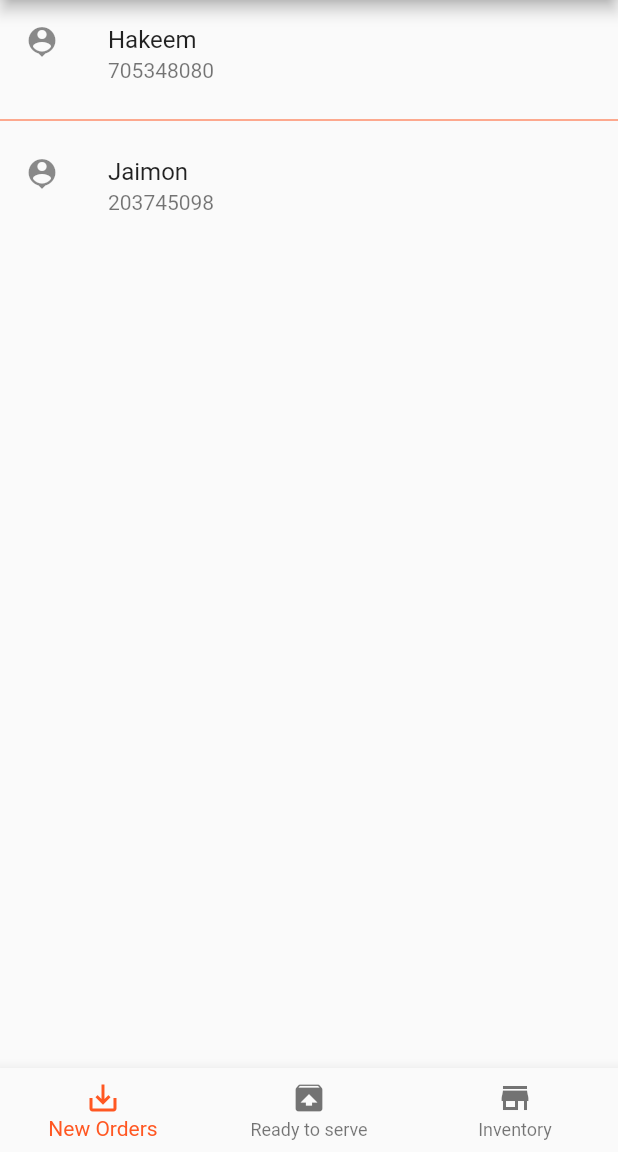
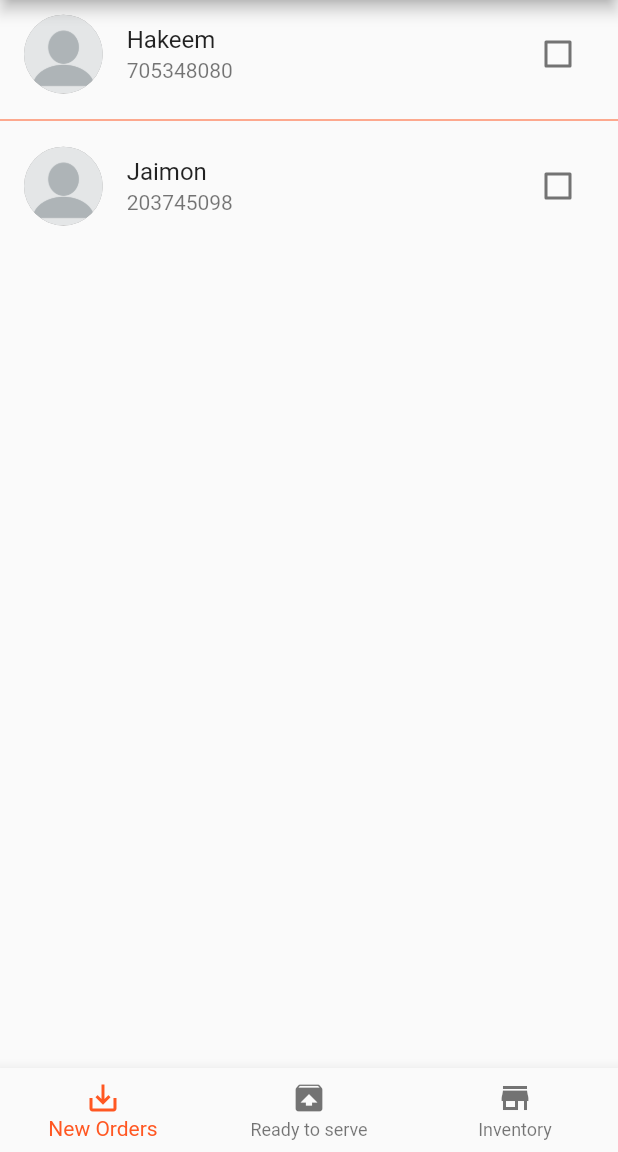
Before and after one commit to MAHakeem-MK/shop_q, a Flutter app: the ShopOwnerHome screen opened directly, on a phone screen of 412 x 824 dp, the part 84-1236 px from its top. Run offline on Flutter 3.47's test engine with Material 2 defaults, Android fonts, the light colour scheme and no system bars; our stand-ins replace getflutter, google_fonts.

Commit message:
orders tracking.

```diff
--- a/lib/models/Customer.dart
+++ b/lib/models/Customer.dart
@@ -1,6 +1,8 @@
 class Customer {
   String name;
   String phone;
+  bool isReady;
+  bool isDone;
 
-  Customer({this.name, this.phone});
+  Customer({this.name, this.phone,this.isReady = false,this.isDone = false});
 }
--- a/lib/pages/ShopOwnerHome.dart
+++ b/lib/pages/ShopOwnerHome.dart
@@ -1,5 +1,7 @@
 import 'package:flutter/material.dart';
-import 'package:shopq/repositories/customers.dart';
+import 'package:getflutter/components/avatar/gf_avatar.dart';
+import 'package:getflutter/getflutter.dart';
+import 'package:shopq/repositories/orders.dart';
 
 class ShopOwnerHome extends StatefulWidget {
   ShopOwnerHome({Key key, this.title}) : super(key: key);
@@ -13,12 +15,13 @@ class ShopOwnerHome extends StatefulWidget {
 class _ShopOwnerHomeState extends State<ShopOwnerHome> {
   double buttonWidth = 180;
   int _currentIndex = 0;
+  String _title = 'Orders';
   final List<Widget> _tabViews = [NewOrders(), ReadyToServe(), Inventory()];
   @override
   Widget build(BuildContext context) {
     return Scaffold(
       appBar: AppBar(
-        title: Text('Orders'),
+        title: Text(_title),
       ),
       body: _tabViews[_currentIndex],
       bottomNavigationBar: BottomNavigationBar(
@@ -26,6 +29,11 @@ class _ShopOwnerHomeState extends State<ShopOwnerHome> {
           onTap: (int index) {
             setState(() {
               _currentIndex = index;
+              if(_currentIndex == 2) {
+                _title = 'Inventory';
+              } else {
+                _title = 'Orders';
+              }
             });
           },
           items: [
@@ -40,28 +48,73 @@ class _ShopOwnerHomeState extends State<ShopOwnerHome> {
   }
 }
 
-class NewOrders extends StatelessWidget {
+class NewOrders extends StatefulWidget {
+  @override
+  _NewOrdersState createState() => _NewOrdersState();
+}
+
+class _NewOrdersState extends State<NewOrders> {
+
   @override
   Widget build(BuildContext context) {
     return Center(
       child: ListView.separated(
           itemBuilder: (context, position) => ListTile(
-                leading: Icon(Icons.person_pin),
-                title: Text(Customers.allCustomers[position].name),
-                subtitle: Text(Customers.allCustomers[position].phone),
+                leading: GFAvatar(
+                  backgroundColor: Colors.grey,
+                  backgroundImage: AssetImage('assets/blank_profile.png'),
+                ),
+                title: Text(Orders.newOrders[position].name),
+                subtitle: Text(Orders.newOrders[position].phone),
+                trailing: Checkbox(
+                    value: Orders.newOrders[position].isReady,
+                    onChanged: (state) {
+                      setState(() {
+                        Orders.newOrders[position].isReady = state;
+                        Orders.readyToServe.add(Orders.newOrders[position]);
+                        Orders.newOrders.remove(Orders.newOrders[position]);
+                      });
+                    }),
               ),
           separatorBuilder: (context, position) => Divider(
                 color: Theme.of(context).accentColor,
               ),
-          itemCount: Customers.allCustomers.length),
+          itemCount: Orders.newOrders.length),
     );
   }
 }
 
-class ReadyToServe extends StatelessWidget {
+class ReadyToServe extends StatefulWidget {
+  @override
+  _ReadyToServeState createState() => _ReadyToServeState();
+}
+
+class _ReadyToServeState extends State<ReadyToServe> {
   @override
   Widget build(BuildContext context) {
-    return Center();
+    return Center(
+      child: ListView.separated(
+          itemBuilder: (context, position) => ListTile(
+            leading: GFAvatar(
+              backgroundColor: Colors.grey,
+              backgroundImage: AssetImage('assets/blank_profile.png'),
+            ),
+            title: Text(Orders.readyToServe[position].name),
+            subtitle: Text(Orders.readyToServe[position].phone),
+            trailing: Checkbox(
+                value: Orders.readyToServe[position].isDone,
+                onChanged: (state) {
+                  setState(() {
+                    Orders.readyToServe[position].isDone = state;
+                    Orders.readyToServe.remove(Orders.readyToServe[position]);
+                  });
+                }),
+          ),
+          separatorBuilder: (context, position) => Divider(
+            color: Theme.of(context).accentColor,
+          ),
+          itemCount: Orders.readyToServe.length),
+    );
   }
 }
 
--- a/lib/repositories/customers.dart
+++ /dev/null
@@ -1,8 +0,0 @@
-import 'package:shopq/models/Customer.dart';
-
-class Customers {
-  static List<Customer> allCustomers = [
-    Customer(name: "Hakeem",phone: "705348080"),
-    Customer(name: "Jaimon",phone: "203745098")
-  ];
-}
--- /dev/null
+++ b/lib/repositories/orders.dart
@@ -0,0 +1,10 @@
+import 'package:shopq/models/Customer.dart';
+
+class Orders {
+  static List<Customer> newOrders = [
+    Customer(name: "Hakeem",phone: "705348080",isReady: false),
+    Customer(name: "Jaimon",phone: "203745098",isReady: false)
+  ];
+
+  static List<Customer> readyToServe = [];
+}
```
Also changed, not shown: assets/blank_profile.png (added).
